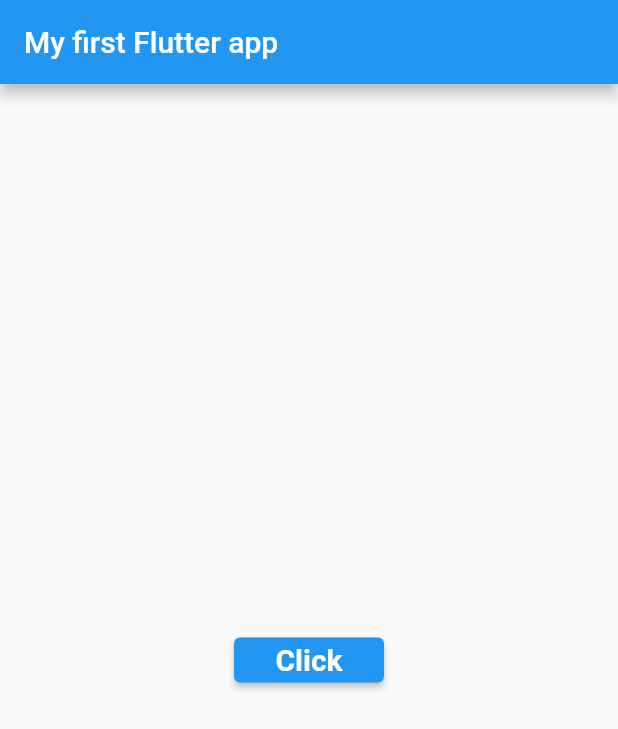
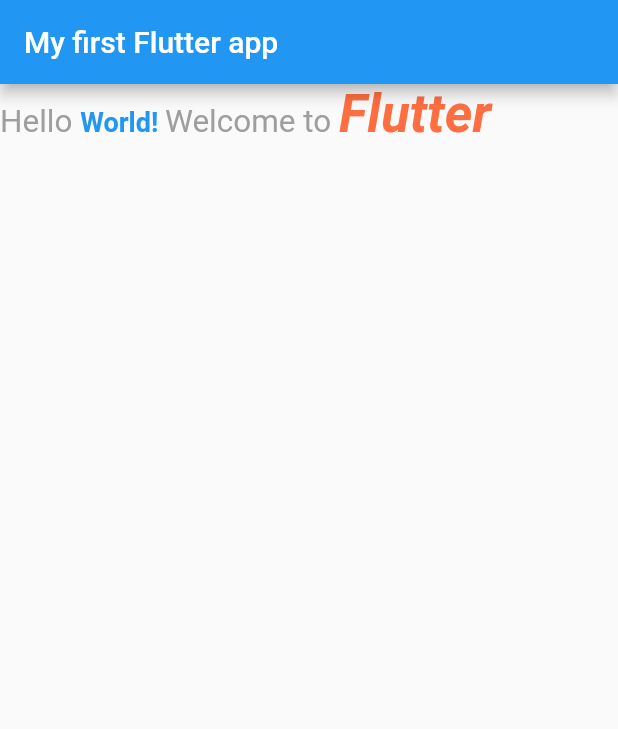
Before and after one commit to Spider-Calvin/MyFirst-Flutter-App, a Flutter app: the screen it shows after launch, on a phone screen of 412 x 824 dp. Shown: the top 729 px of the screen. Run offline on Flutter 3.47's test engine with Material 2 defaults, Android fonts, the phone set to English and light mode, and no system bars.

Commit message:
V59 Rich text in flutter, Styles changes in siingle sentence in flutter

```diff
--- a/lib/main.dart
+++ b/lib/main.dart
@@ -41,33 +41,24 @@ class _MyHomePage extends State<MyHomePage>  {
         appBar: AppBar(
           title: const Text("My first Flutter app"),
         ),
-        body:Center(
-          child: ConstrainedBox(
-            constraints: BoxConstraints(
-                minHeight: 30,
-                minWidth: 100,
-                // maxWidth: 100,
-                // maxHeight: 30
-            ),
-            child: SizedBox.shrink(
-              child: ElevatedButton(onPressed: (){}, child: Text("Click"),),
-            ),
+        body: RichText(
+          text: TextSpan(
+              style: TextStyle(
+                color: Colors.grey,
+                fontSize: 21,
+              ),
+              children:<TextSpan>[
+                TextSpan(text: 'Hello ', ),
+                TextSpan(text: 'World! ', style: TextStyle(fontSize: 18, color: Colors.blue, fontWeight: FontWeight.bold)),
+                TextSpan(text: 'Welcome to ',),
+                TextSpan(text: 'Flutter', style: TextStyle(fontWeight: FontWeight.bold,
+                  fontSize: 35, color: Colors.deepOrangeAccent,
+                  fontStyle:FontStyle.italic,
+                )),
+
+              ]
           ),
         )
-
-
-
-      //   child: SizedBox.expand(
-      //   child: ElevatedButton(onPressed: (){}, child: Text("Click"),),
-      // ))
-
-
-      //
-      // SizedBox(
-      //   width: 200,
-      //   height: 50,
-      //   child: ElevatedButton(onPressed: (){}, child: Text("Click"),),
-      // )),
 
     );
   }
```
